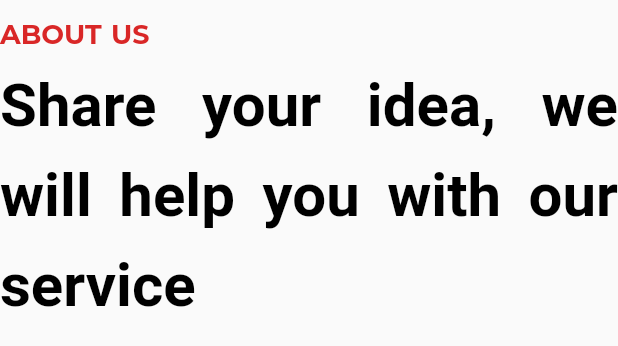
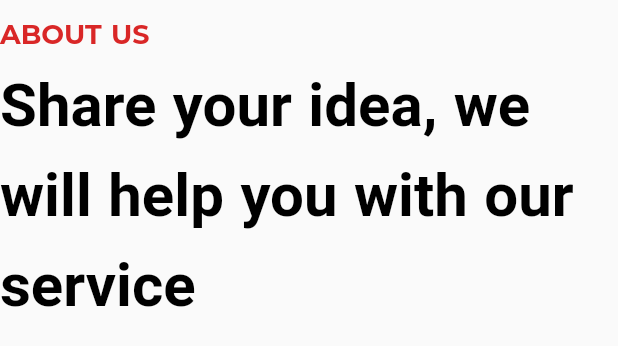
Before and after one commit to Core-Soft-Development/core_website, a Flutter app: the RightTitleSection widget shown alone on an empty page, opened directly, on a phone screen of 412 x 824 dp. Shown: the top 346 px of the screen. Run offline on Flutter 3.47's test engine with Material 2 defaults, Android fonts, the phone set to English and light mode, and no system bars; our stand-ins replace font_awesome_flutter, google_maps_flutter; project files that could hold a hidden picture were left out.

Commit message:
[About Us] Responsive

```diff
--- a/lib/models/right_title_section.dart
+++ b/lib/models/right_title_section.dart
@@ -2,33 +2,37 @@ import 'package:core_website/config/themes/colors_theme.dart';
 import 'package:flutter/material.dart';
 
 class RightTitleSection extends StatelessWidget {
+  const RightTitleSection({Key? key, required this.title, required this.description, this.sizeTitle = 18, this.height = 2, this.sizeText = 40, this.heightText = 1.5}) : super(key: key);
+
   final String title;
   final String description;
-  const RightTitleSection({Key? key, required this.title, required this.description}) : super(key: key);
+  final double sizeTitle;
+  final double height;
+  final double sizeText;
+  final double heightText;
 
   @override
   Widget build(BuildContext context) {
 
     return RichText(
-        maxLines: 10,
-        textAlign: TextAlign.justify,
+        //textAlign: TextAlign.justify,
         text: TextSpan(
             text: title,
-            style: const TextStyle(
-                fontSize: 18,
+            style: TextStyle(
+                fontSize: sizeTitle,
                 fontWeight: FontWeight.w600,
                 fontFamily: "Montserrat",
                 color: ColorsTheme.titleColor,
                 wordSpacing: 1,
-                height: 2),
+                height: height),
             children: [
               TextSpan(
                 text: description,
-                style: const TextStyle(
+                style: TextStyle(
                   fontWeight: FontWeight.bold,
                   color: ColorsTheme.text,
-                  fontSize: 40,
-                  height: 1.5
+                  fontSize: sizeText,
+                  height: heightText
                 ),
               ),
             ]));
--- a/lib/services/services.dart
+++ b/lib/services/services.dart
@@ -49,7 +49,7 @@ class _ServicesState extends State<Services> {
             ),
             tablet: CardView(
                 aspectRatio:
-                    FrameSize.screenWidth / (FrameSize.screenHeight * 1.10)),
+                    FrameSize.screenWidth / (FrameSize.screenHeight * 1.2)),
             mobile: CardView(
                 axisCount: 1,
                 aspectRatio:
```
Also changed, not shown: lib/models/text_about.dart (added, +28 -0 lines), lib/screens/about_us.dart (+23 -18 lines).
